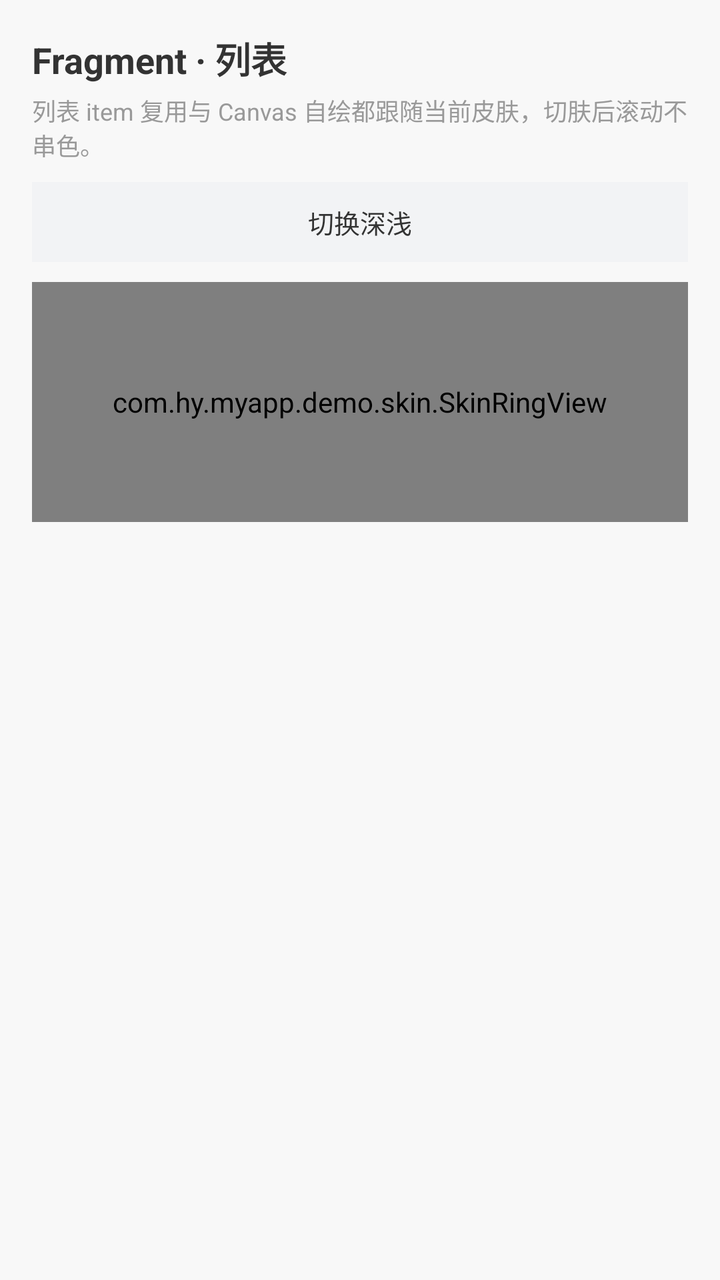
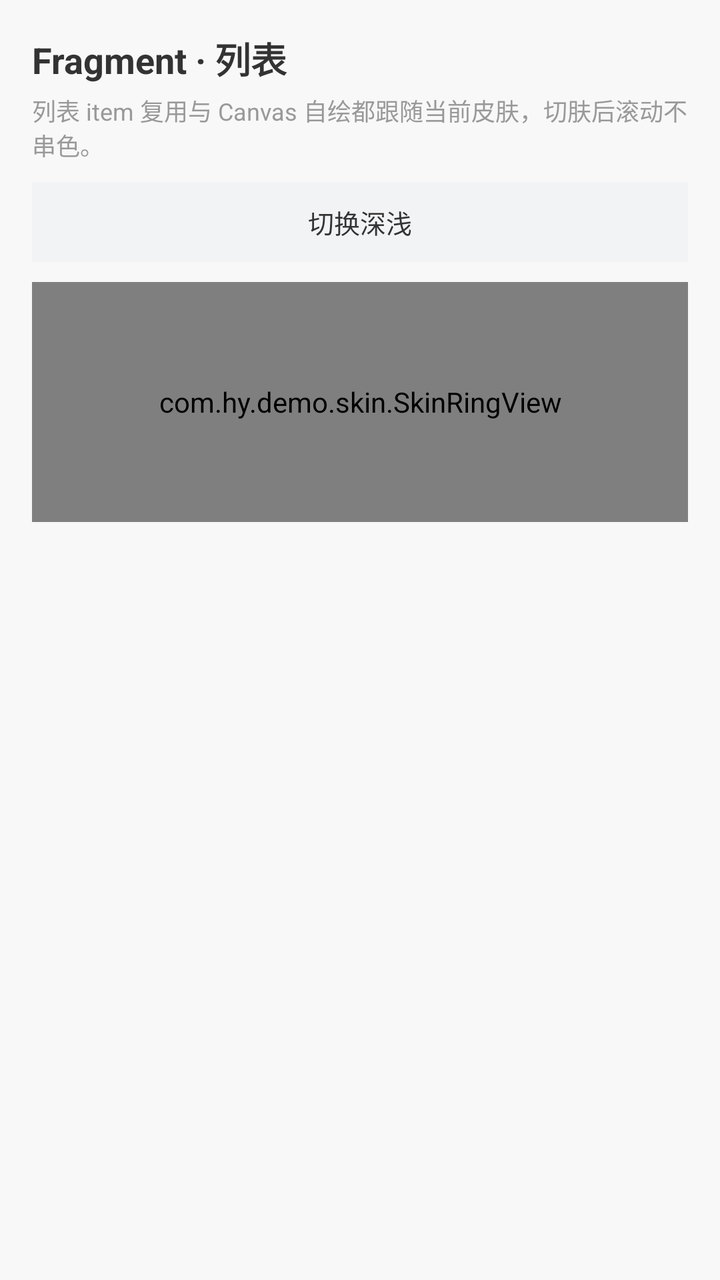

Two renders of the same Android screen: before a commit and after it. Below are the layout's source before the change and the commit's diff.
<!-- AndroidManifest.xml: application theme MyAppTheme -->
<!-- res/layout/fragment_skin_list.xml -->
<?xml version="1.0" encoding="utf-8"?>
<LinearLayout xmlns:android="http://schemas.android.com/apk/res/android"
    xmlns:app="http://schemas.android.com/apk/res-auto"
    android:layout_width="match_parent"
    android:layout_height="match_parent"
    android:background="@color/skin_bg_page"
    android:orientation="vertical"
    android:padding="@dimen/dimen_16">

    <TextView
        android:layout_width="wrap_content"
        android:layout_height="wrap_content"
        android:text="Fragment · 列表"
        android:textColor="@color/skin_text_primary"
        android:textSize="18sp"
        android:textStyle="bold" />

    <TextView
        android:layout_width="match_parent"
        android:layout_height="wrap_content"
        android:layout_marginTop="@dimen/dimen_4"
        android:text="列表 item 复用与 Canvas 自绘都跟随当前皮肤，切肤后滚动不串色。"
        android:textColor="@color/skin_text_tertiary"
        android:textSize="12sp" />

    <TextView
        android:id="@+id/tvToggle"
        android:layout_width="match_parent"
        android:layout_height="@dimen/dimen_40"
        android:layout_marginTop="@dimen/dimen_10"
        android:background="@color/skin_bg_chip"
        android:gravity="center"
        android:text="切换深浅"
        android:textColor="@color/skin_text_primary"
        android:textSize="13sp" />

    <com.hy.myapp.demo.skin.SkinRingView
        android:layout_width="match_parent"
        android:layout_height="@dimen/dimen_120"
        android:layout_marginTop="@dimen/dimen_10" />

    <androidx.recyclerview.widget.RecyclerView
        android:id="@+id/rvList"
        android:layout_width="match_parent"
        android:layout_height="0dp"
        android:layout_marginTop="@dimen/dimen_8"
        android:layout_weight="1"
        android:clipToPadding="false"
        android:overScrollMode="never"
        app:layoutManager="androidx.recyclerview.widget.LinearLayoutManager" />

</LinearLayout>
<!-- resources referenced by this layout -->
<resources>
  <color name="skin_bg_chip">#FFF2F3F5</color>
  <color name="skin_bg_page">#FFF8F8F8</color>
  <color name="skin_text_primary">#FF333333</color>
  <color name="skin_text_tertiary">#FF999999</color>
  <dimen name="dimen_10">10dp</dimen>
  <dimen name="dimen_120">120dp</dimen>
  <dimen name="dimen_16">16dp</dimen>
  <dimen name="dimen_4">4dp</dimen>
  <dimen name="dimen_40">40dp</dimen>
  <dimen name="dimen_8">8dp</dimen>
  <style name="MyAppTheme" parent="AppTheme">
          
          <item name="android:windowAnimationStyle">@style/ActivityAnimTheme</item>
      </style>
  <style name="AppTheme" parent="Theme.AppCompat.Light.NoActionBar">
          
          <item name="colorPrimary">@color/colorPrimary</item>
          <item name="colorPrimaryDark">@color/colorPrimaryDark</item>
          <item name="colorAccent">@color/colorAccent</item>
          <item name="android:windowBackground">@color/white</item>
      </style>
  <style name="ActivityAnimTheme" parent="@android:style/Animation.Activity">
          <item name="android:activityOpenEnterAnimation">@anim/abs_activity_open_enter</item>
          <item name="android:activityOpenExitAnimation">@anim/abs_activity_open_exit</item>
          <item name="android:activityCloseEnterAnimation">@anim/abs_activity_close_enter</item>
          <item name="android:activityCloseExitAnimation">@anim/abs_activity_close_exit</item>
      </style>
  <color name="colorPrimary">#3F51B5</color>
  <color name="colorPrimaryDark">#303F9F</color>
  <color name="colorAccent">#FF4081</color>
  <color name="white">#FFFFFF</color>
</resources>

<!-- the commit's change to res/layout/fragment_skin_list.xml (unified diff, before → after) -->
@@ -34,7 +34,7 @@
         android:textColor="@color/skin_text_primary"
         android:textSize="13sp" />
 
-    <com.hy.myapp.demo.skin.SkinRingView
+    <com.hy.demo.skin.SkinRingView
         android:layout_width="match_parent"
         android:layout_height="@dimen/dimen_120"
         android:layout_marginTop="@dimen/dimen_10" />
